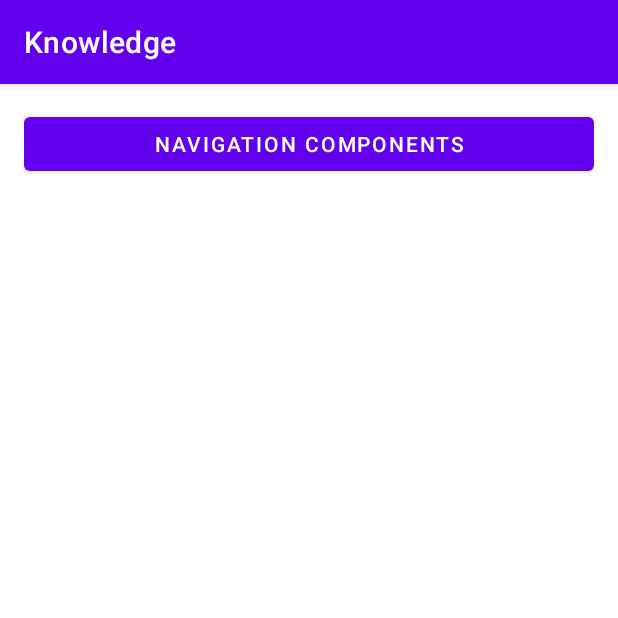
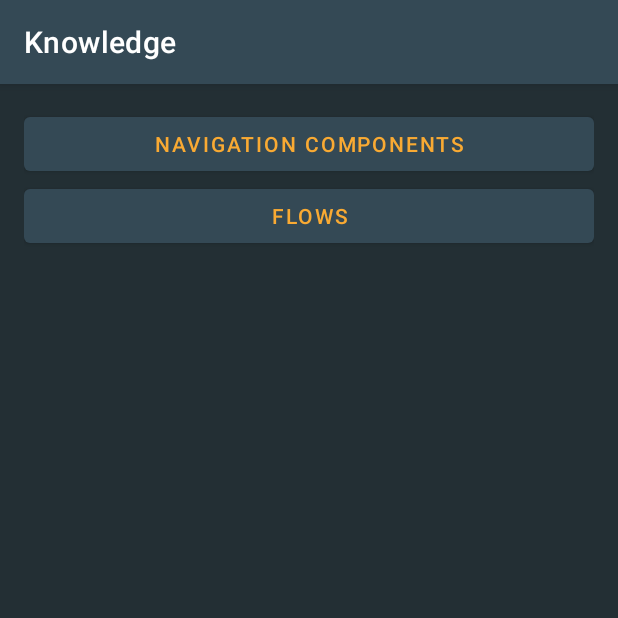
Before and after one commit to GabrielMazG/Knowledge, an Android app: the screen it shows after launch (MainActivity), on a phone screen of 412 x 824 dp, the top half of it. Run offline under Robolectric (Android 15) with nearby library versions, the light colour scheme and no system bars.

Commit message:
Add Flow example

```diff
--- a/app/src/main/AndroidManifest.xml
+++ b/app/src/main/AndroidManifest.xml
@@ -23,7 +23,8 @@
             </intent-filter>
         </activity>
 
-        <activity android:name=".navigationComponent.MainActivityNavigationComponent" />
+        <activity android:name=".navigationComponent.NavigationComponentMainActivity" />
+        <activity android:name=".flow.FlowMainActivity" />
     </application>
 
 </manifest>
--- a/app/src/main/java/com/example/knowledge/MainActivity.kt
+++ b/app/src/main/java/com/example/knowledge/MainActivity.kt
@@ -4,7 +4,8 @@ import android.content.Intent
 import android.os.Bundle
 import androidx.appcompat.app.AppCompatActivity
 import com.example.knowledge.databinding.ActivityMainBinding
-import com.example.knowledge.navigationComponent.MainActivityNavigationComponent
+import com.example.knowledge.flow.FlowMainActivity
+import com.example.knowledge.navigationComponent.NavigationComponentMainActivity
 
 class MainActivity : AppCompatActivity() {
 
@@ -17,7 +18,11 @@ class MainActivity : AppCompatActivity() {
         setContentView(view)
 
         binding.navigationComponents.setOnClickListener {
-            startActivity(Intent(this, MainActivityNavigationComponent::class.java))
+            startActivity(Intent(this, NavigationComponentMainActivity::class.java))
+        }
+
+        binding.flows.setOnClickListener {
+            startActivity(Intent(this, FlowMainActivity::class.java))
         }
     }
 }
--- a/app/src/main/java/com/example/knowledge/navigationComponent/MainActivityNavigationComponent.kt
+++ b/app/src/main/java/com/example/knowledge/navigationComponent/NavigationComponentMainActivity.kt
@@ -4,7 +4,7 @@ import androidx.appcompat.app.AppCompatActivity
 import android.os.Bundle
 import com.example.knowledge.R
 
-class MainActivityNavigationComponent : AppCompatActivity() {
+class NavigationComponentMainActivity : AppCompatActivity() {
     override fun onCreate(savedInstanceState: Bundle?) {
         super.onCreate(savedInstanceState)
         setContentView(R.layout.activity_main_navigation_component)
--- a/app/src/main/res/layout/activity_main.xml
+++ b/app/src/main/res/layout/activity_main.xml
@@ -16,4 +16,13 @@
         app:layout_constraintStart_toStartOf="parent"
         app:layout_constraintTop_toTopOf="parent" />
 
+    <Button
+        android:id="@+id/flows"
+        android:layout_width="match_parent"
+        android:layout_height="wrap_content"
+        android:text="Flows"
+        app:layout_constraintEnd_toEndOf="@id/navigationComponents"
+        app:layout_constraintStart_toStartOf="@id/navigationComponents"
+        app:layout_constraintTop_toBottomOf="@id/navigationComponents" />
+
 </androidx.constraintlayout.widget.ConstraintLayout>
--- a/app/src/main/res/values-night/themes.xml
+++ /dev/null
@@ -1,16 +0,0 @@
-<resources xmlns:tools="http://schemas.android.com/tools">
-    <!-- Base application theme. -->
-    <style name="Theme.Knowledge" parent="Theme.MaterialComponents.DayNight.DarkActionBar">
-        <!-- Primary brand color. -->
-        <item name="colorPrimary">@color/purple_200</item>
-        <item name="colorPrimaryVariant">@color/purple_700</item>
-        <item name="colorOnPrimary">@color/black</item>
-        <!-- Secondary brand color. -->
-        <item name="colorSecondary">@color/teal_200</item>
-        <item name="colorSecondaryVariant">@color/teal_200</item>
-        <item name="colorOnSecondary">@color/black</item>
-        <!-- Status bar color. -->
-        <item name="android:statusBarColor" tools:targetApi="l">?attr/colorPrimaryVariant</item>
-        <!-- Customize your theme here. -->
-    </style>
-</resources>
--- a/app/src/main/res/values/colors.xml
+++ b/app/src/main/res/values/colors.xml
@@ -7,4 +7,9 @@
     <color name="teal_700">#FF018786</color>
     <color name="black">#FF000000</color>
     <color name="white">#FFFFFFFF</color>
+    <color name="colorAccent">#4A6572</color>
+    <color name="colorPrimary">#344955</color>
+    <color name="colorPrimaryDark">#232F34</color>
+    <color name="colorSecondary">#F9AA33</color>
+    <color name="colorSecondaryLight">#AB8B67</color>
 </resources>
--- a/app/src/main/res/values/themes.xml
+++ b/app/src/main/res/values/themes.xml
@@ -2,15 +2,26 @@
     <!-- Base application theme. -->
     <style name="Theme.Knowledge" parent="Theme.MaterialComponents.DayNight.DarkActionBar">
         <!-- Primary brand color. -->
-        <item name="colorPrimary">@color/purple_500</item>
-        <item name="colorPrimaryVariant">@color/purple_700</item>
-        <item name="colorOnPrimary">@color/white</item>
+        <item name="colorPrimary">@color/colorPrimary</item>
+        <item name="colorPrimaryVariant">@color/colorPrimaryDark</item>
+        <item name="colorOnPrimary">@color/colorSecondary</item>
         <!-- Secondary brand color. -->
-        <item name="colorSecondary">@color/teal_200</item>
-        <item name="colorSecondaryVariant">@color/teal_700</item>
+        <item name="colorSecondary">@color/colorSecondary</item>
+        <item name="colorSecondaryVariant">@color/colorSecondaryLight</item>
         <item name="colorOnSecondary">@color/black</item>
         <!-- Status bar color. -->
         <item name="android:statusBarColor" tools:targetApi="l">?attr/colorPrimaryVariant</item>
         <!-- Customize your theme here. -->
+        <item name="android:windowBackground">@color/colorPrimaryDark</item>
+        <item name="snackbarStyle">@style/snackBarStyle</item>
+    </style>
+
+    <style name="snackBarStyle" parent="Widget.MaterialComponents.Snackbar">
+        <item name="android:background">@color/colorSecondaryLight</item>
+        <item name="android:textColor">@color/white</item>
+    </style>
+
+    <style name="textStyle" parent="Widget.MaterialComponents.TextView">
+        <item name="android:color">@color/colorSecondary</item>
     </style>
 </resources>
```
Also changed, not shown: app/src/main/java/com/example/knowledge/flow/FlowMainActivity.kt (added, +75 -0 lines), app/src/main/java/com/example/knowledge/flow/FlowMainViewModel.kt (added, +44 -0 lines), app/src/main/res/layout/activity_main_flow.xml (added, +99 -0 lines), 1 other file.
